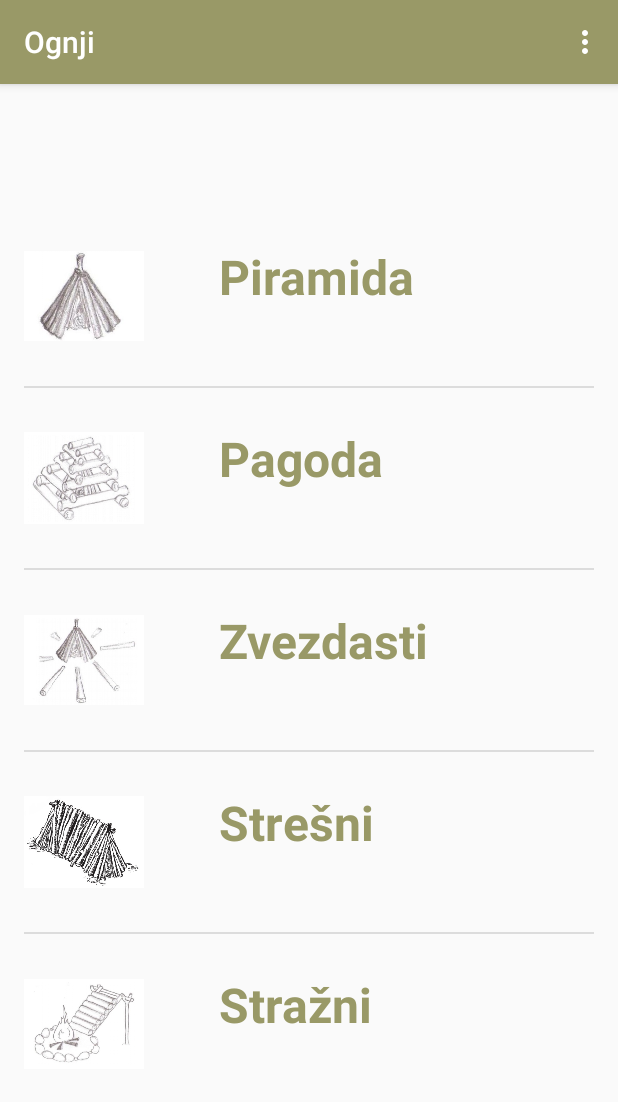
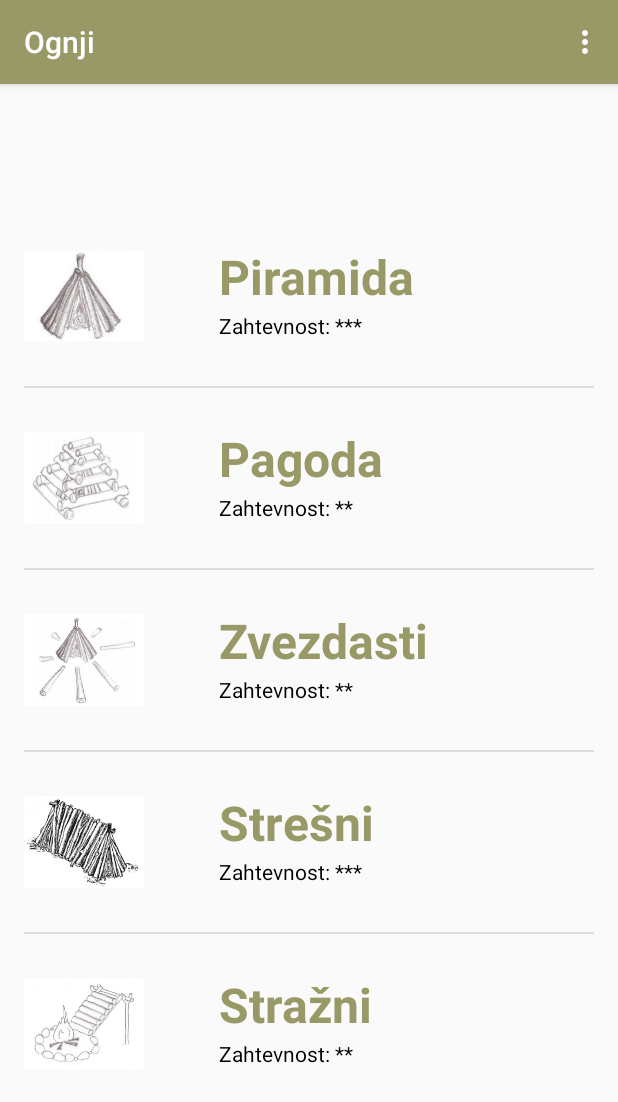
Before and after one commit to Cerozz/Skavt, an Android app: the screen it shows after launch (SubDirectory), after a tap on "Različni ognji in njihovi nameni", on a phone screen of 412 x 824 dp. Shown: the top 1102 px of the screen. Run offline under Robolectric (Android 15) with nearby library versions, the phone set to English and light mode, and no system bars; 2 other taps on this screen came first.

Commit message:
Dodal zahtevnost za posamezne stvari pod vozli, orientacija in ognji, spremenil velikost slik v ognji da jih pokaže

```diff
--- a/app/src/main/java/com/example/zoki/skavt/Adapter_contentmenu.java
+++ b/app/src/main/java/com/example/zoki/skavt/Adapter_contentmenu.java
@@ -26,8 +26,10 @@ public class Adapter_contentmenu extends ArrayAdapter<Vsebina> {
         View customView = inf.inflate(R.layout.row, parent, false);
         Vsebina vsebina = vsebina_list.get(position);
         TextView text = (TextView) customView.findViewById(R.id.textView);
+        TextView difficulty = (TextView) customView.findViewById(R.id.tvDifficulty);
         ImageView slika = (ImageView) customView.findViewById(R.id.imageView);
         text.setText(vsebina.ime);
+        difficulty.setText("Zahtevnost: " + vsebina.zahtevnost);
         slika.setImageResource(vsebina.slika);
         return customView;
     }
--- a/app/src/main/java/com/example/zoki/skavt/Element.java
+++ b/app/src/main/java/com/example/zoki/skavt/Element.java
@@ -22,6 +22,9 @@ public class Element extends AppCompatActivity {
             tvUporaba.setText(vsebina.uporaba);
         }
 
+        TextView tvZahtevnost = (TextView)findViewById(R.id.tvElementDifficulty);
+        tvZahtevnost.setText("Zahtevnost: " + vsebina.zahtevnost);
+
         TextView tvOpis = (TextView)findViewById(R.id.tvOpis);
         tvOpis.setText(vsebina.opis);
 
--- a/app/src/main/java/com/example/zoki/skavt/Vsebina.java
+++ b/app/src/main/java/com/example/zoki/skavt/Vsebina.java
@@ -8,46 +8,57 @@ public class Vsebina implements Serializable{
     public String ime;
     public String opis;
     public String uporaba;
+    public String zahtevnost;
     public int slika;
 
     public Vsebina() {
     }
 
-    public Vsebina(String ime, String opis, String uporaba, int slika) {
+    public Vsebina(String ime, String opis, String zahtevnost, int slika) {
+        this.ime = ime;
+        this.opis = opis;
+        this.slika = slika;
+        this.zahtevnost = zahtevnost;
+    }
+
+    public Vsebina(String ime, String opis, String uporaba,String zahtevnost,int slika) {
         this.ime = ime;
         this.opis = opis;
         this.uporaba = uporaba;
         this.slika = slika;
+        this.zahtevnost = zahtevnost;
     }
 
-    public Vsebina(String ime, String opis , int slika) {
-        this.ime = ime;
-        this.opis = opis;
-        this.slika = slika;
-    }
 
     public ArrayList<Vsebina> getVozli() {
         ArrayList<Vsebina> vozli = new ArrayList<>();
         vozli.add(new Vsebina("Ambulantni",
                         "OPIS:  sestavljen je iz dveh polvozlov.Se ne zatika in zato ga tudi preprosto odvežemo. Je zelo enostaven in močno drži. Če so vrvi gladke, raje uporabimo ribiški ali podaljševalni vozel.\n\n",
                         "UPORABA: pri prvi pomoči(fiksiranje zlomljenega uda, zavezovanje s trikotno ruto), pri podaljševanju dveh krajši vrvi, a samo v primeru, da sta enako debeli, ustvarjanje zanke\n",
-                         R.drawable.vozel_ambulanti));
+                        "**",
+                        R.drawable.vozel_ambulanti));
         vozli.add(new Vsebina("Bičev",
                         "je boljši od kavbojskega, ker se pri enostranski obremenitvi zateguje in ne drsi. Vsebina se lahko tudi vplete.\n\n",
                          "UPORABA: v alpinizmu za privezovanje na karabin, za pritrjevanje vrvi na drog, za postavljanje šotora\n",
-                         R.drawable.vozel_bicev));
+                        "***",
+                        R.drawable.vozel_bicev));
         vozli.add(new Vsebina("Osmica",
                          "OPIS: Osmico lahko izdelamo kot osnovno ali kot vpleteno. Primerna je predvsem za varovanje v gorah.\n\n",
                          "UPORABA: spust ob vrvi pri zimski tehniki, pri izdelovanju škripčevja, vrvna ograja, vmesni vozli pri ledeniškem navezovanju\n",
+                        "*",
                         R.drawable.vozel_osmica));
         vozli.add(new Vsebina("Podaljševalni",
                          "OPIS: služi povezovanju dveh vrvi, ali pa ene same vrvice, da tako dobimo neskončno zanka. Priporočljiva je izdelava s trojnim ovojem.\n\n",
                          "UPORABA: kadar imamo dve prekratki vrvi, kadar želimo dve vrvi povezati. \n",
+                        "***",
                         R.drawable.vozel_podaljsevalni));
+
         vozli.add(new Vsebina("Prusikov",
                          "OPIS: Spada med drsne vozle. Pri obremenitvi se zateguje, če ga razbremenimo, pa ga lahko pomikamo po vrvi, drogu,…  Naredimo ga s tanjšo vrvico na debelejši. Prusikov vozel drži v obe smeri.\n",
                          "UPORABA: samoreševanje, samovarovanje pri spustu ob vrvi\n",
+                        "****",
                          R.drawable.vozel_prusikov));
+
         return vozli;
     }
 
@@ -55,18 +66,23 @@ public class Vsebina implements Serializable{
         ArrayList<Vsebina> ognji = new ArrayList<>();
         ognji.add(new Vsebina("Piramida",
                 "OPIS: v tla zabijemo debelejšo vejo, okoli nje netivo, dračje, ter na koncu še debelejša drva.",
+                "***",
                 R.drawable.ogenj_piramida));
         ognji.add(new Vsebina("Pagoda",
                 "OPIS: postavimo ga ob posebnih priložnostih, kot je zaključek tabora in podelitev priznanj. Vzame nam nekoliko več časa. V notranjosti postavimo piramido, okoli nje pa zložimo štiri stranice pagode. Za zunanje stranice uporabimo debelejša drva.",
+                "**",
                 R.drawable.ogenj_pagoda));
         ognji.add(new Vsebina("Zvezdasti",
                 "OPIS: uporabljali so ga že Indijanci. Okoli ognja položimo debelejša polena, ki segajo v ogenj samo z enim koncem. Polena gorijo počasi, mi pa jih moramo potiskati proti središču ognja. Ogenj gori počasi in dlje časa.",
+                "**",
                 R.drawable.ogenj_zvezdasti));
         ognji.add(new Vsebina("Strešni",
                 "OPIS: je podolgovate oblike. Na vsako stran namestimo dve rogovili. Rogovili na vrhu povežemo s slemensko palico, ki je namenjena opori. Nanjo namreč položimo drva. V notranjost nabašemo netivo in dračje po celi dolžini. Daje močno toploto, uporablja pa se ga predvsem za pečenje.",
+                "***",
                 R.drawable.ogenj_stresni));
         ognji.add(new Vsebina("Stražni",
                 "OPIS: Naredimo osnoven ogenj po izbiri. Ob ognju postavimo lojtro, na katero naložimo polena. Ta polena naj bodo čim bolj okrogla. Ko poleno v ognju dogori, se vsa naložena polena premaknejo bližje ognju. Ogenj gori precej časa. Uporablja se kot za ogrevanje ali stražo čez celo noč.",
+                "**",
                 R.drawable.ogenj_strazni));
         return ognji;
     }
@@ -81,16 +97,19 @@ public class Vsebina implements Serializable{
                         "- smerni kot ali azimut in razdaljo poljubni točki na območju\n\n " +
                 "UPORABA: kompas ima magnetno iglo, ki se vedno obrne proti magnetnemu severu. Ta nekoliko odstopa od dejanskega geografskega severa, vendar odstopanje ni veliko. Pazljivi moramo biti na oznake na kompasu. Če so oznake angleške (N, E, S, W), je sever označen s črko N. " +
                         "Če so oznake slovenske(S, V, J, Z), sever označuje črka S. Na smer igle lahko vplivajo tudi druga magnetna polja, ki jih povzročajo daljnovodi, električni aparati in kovinski predmeti. Poskrbeti moramo, da teh stvari ni v bližini.\n",
+                "*",
                 R.drawable.orientacija_kompas));
         orientacije.add(new Vsebina("Zvezde",
                 "V jasnih nočeh se najbolje orientiramo po zvezdi Severnici. Najprej poiščemo veliki voz. To ozvezdje stalno kroži okrog severnega nebesnega pola in v naših krajih nikoli ne zaide. Isto velja za zvezdo Severnico. " +
                         "Razdaljo med zvezdama zadnje osi velikega voza petkrat podaljšamo in tako pridemo do močne zvezde Severnice, ki nam določa točno smer na sever.",
+                "***",
                 R.drawable.orientacija_kompas));
         orientacije.add(new Vsebina("Luna",
                 "- mlaj se vidi po zahodu sonca ob 18h na Z\n" +
                         "- prvi krajec je okrog 18h na J, ob 24h na Z\n" +
                         "- polna luna vzhaja po zahodu sonca ob 18h na V, ob 24h na J, ob 6h pa na Z.\n" +
                         "- zadnji krajec vzhaja ob 24h na V, ob 6h je na J, ob 12h je na Z\n",
+                "***",
                 R.drawable.orientacija_kompas));
         orientacije.add(new Vsebina("Navigacija ostalo",
                 " podnevi si lahko pomagamo s Soncem. Sonce je opoldne najvišje na obzorju. Senca je takrat najkrajša in kaže proti severu.\n" +
@@ -100,6 +119,7 @@ public class Vsebina implements Serializable{
                         "- mravljišča so proti jugu položnejša\n" +
                         "- mravljišča so na južni strani dreves\n" +
                         "- sneg se dlje obdrži na severnih pobočjih\n",
+                "**",
                 R.drawable.orientacija_kompas));
 
         return orientacije;
--- a/app/src/main/res/layout/row.xml
+++ b/app/src/main/res/layout/row.xml
@@ -40,6 +40,18 @@
             android:textSize="32sp"
             android:textStyle="bold" />
 
+        <TextView
+            android:id="@+id/tvDifficulty"
+            android:layout_width="match_parent"
+            android:layout_height="match_parent"
+            android:layout_gravity="right|center_vertical"
+            android:gravity="left|top"
+            android:paddingLeft="130dp"
+            android:paddingTop="70dp"
+            android:text=""
+            android:textAppearance="?android:attr/textAppearanceSmall"
+            android:textColor="#000000" />
+
     </FrameLayout>
 
 </LinearLayout>
```
Also changed, not shown: app/src/main/res/layout/activity_element.xml (+12 -15 lines), app/src/main/res/drawable/ogenj_pagoda.png, app/src/main/res/drawable/ogenj_piramida.png, app/src/main/res/drawable/ogenj_strazni.png, app/src/main/res/drawable/ogenj_stresni.png, app/src/main/res/drawable/ogenj_zvezdasti.png, app/src/main/res/drawable/orientacija_kompas.png, 2 other files.
